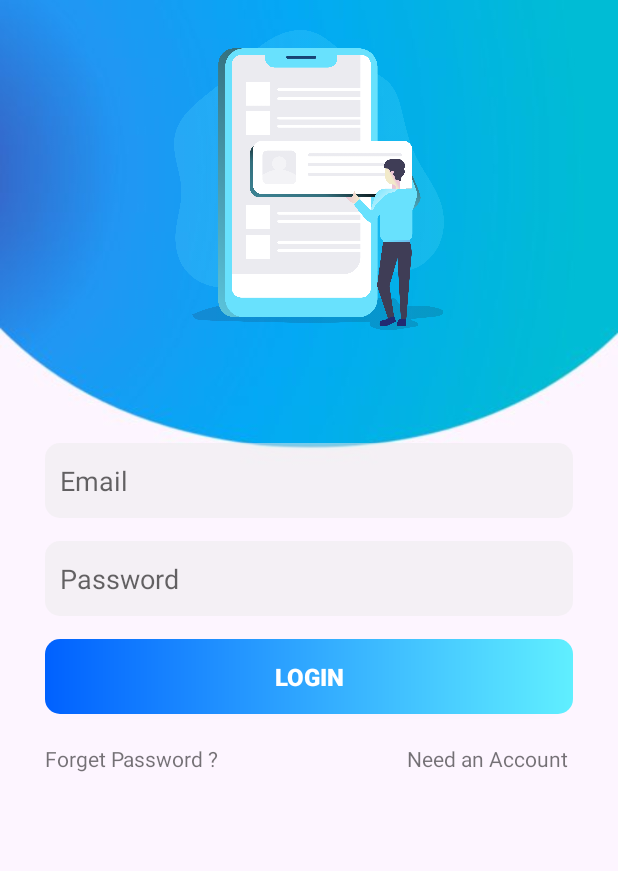
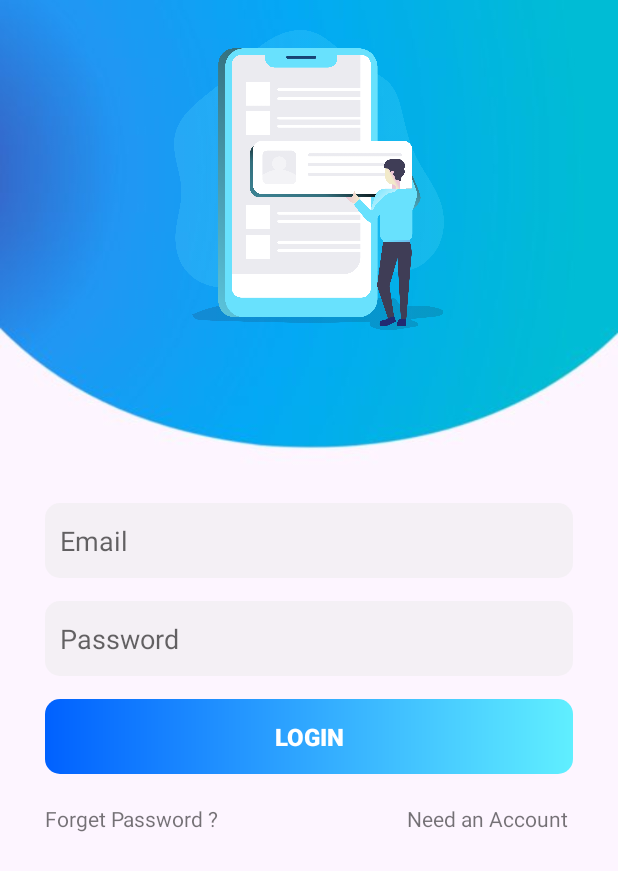
Before and after one commit to samcasmmm/RTOD_v2, an Android app: the Login screen opened directly, with no data from a screen before it, on a phone screen of 412 x 824 dp. Shown: the top 871 px of the screen. Run offline under Robolectric (Android 15) with nearby library versions, the phone set to English and light mode, and no system bars; our stand-ins replace Firebase (no records; nobody signed in at launch, a user with empty details on screens opened directly).

Commit message:
minor changes(update0.4)

```diff
--- a/app/build.gradle
+++ b/app/build.gradle
@@ -101,4 +101,8 @@ dependencies {
     implementation 'com.google.firebase:firebase-ml-vision:24.0.3'
     implementation 'com.google.firebase:firebase-ml-vision-image-label-model:20.0.1'
 
+    // Gif
+    implementation 'pl.droidsonroids.gif:android-gif-drawable:1.2.19'
+    implementation "com.airbnb.android:lottie:3.4.0"
+
 }
--- a/app/src/main/res/layout/activity_login.xml
+++ b/app/src/main/res/layout/activity_login.xml
@@ -21,32 +21,30 @@
         android:layout_height="wrap_content"
         android:layout_below="@+id/loginLogo"
         android:layout_marginStart="30dp"
-        android:layout_marginTop="60dp"
+        android:layout_marginTop="100dp"
         android:layout_marginEnd="30dp"
         android:layout_marginBottom="30dp"
         android:orientation="vertical">
 
         <EditText
+            android:id="@+id/Email"
             android:layout_width="match_parent"
             android:layout_height="50dp"
-            android:id="@+id/Email"
             android:layout_marginTop="15dp"
             android:background="@drawable/edittext_bg"
             android:hint="@string/Email"
             android:maxLines="1"
-            android:padding="10dp"
-            />
+            android:padding="10dp" />
 
         <EditText
+            android:id="@+id/password"
             android:layout_width="match_parent"
             android:layout_height="50dp"
-            android:id="@+id/password"
             android:layout_marginTop="15dp"
             android:background="@drawable/edittext_bg"
             android:hint="@string/Passwd"
             android:maxLines="1"
-            android:padding="10dp"
-            />
+            android:padding="10dp" />
 
         <Button
             android:id="@+id/loginBtn"
@@ -54,17 +52,17 @@
             android:layout_height="50dp"
             android:layout_marginTop="15dp"
             android:layout_marginBottom="10dp"
+            android:background="@drawable/custombtn2"
             android:text="@string/LoginButton"
-            android:background="@drawable/custombtn2"
-            android:textStyle="bold"
+            android:textColor="@color/white"
             android:textSize="16sp"
-            android:textColor="@color/white" />
+            android:textStyle="bold" />
 
         <LinearLayout
             android:id="@+id/util"
-            android:layout_marginTop="10dp"
             android:layout_width="match_parent"
             android:layout_height="wrap_content"
+            android:layout_marginTop="10dp"
             android:orientation="horizontal">
 
             <TextView
--- a/app/src/main/res/layout/activity_register.xml
+++ b/app/src/main/res/layout/activity_register.xml
@@ -19,7 +19,7 @@
         android:layout_height="wrap_content"
         android:layout_below="@+id/signUplogo"
         android:orientation="vertical"
-        android:layout_marginTop="80dp"
+        android:layout_marginTop="100dp"
         android:layout_marginLeft="20dp"
         android:layout_marginRight="20dp"
         >
--- a/app/src/main/res/values/colors.xml
+++ b/app/src/main/res/values/colors.xml
@@ -22,4 +22,5 @@
     <color name="brandiesBlue70">#700061ff</color>
     <color name="electricBlue">#60efff</color>
     <color name="black20">#202020</color>
+    <color name="EerieBlack">#17181B</color>
 </resources>
```
Also changed, not shown: app/src/main/res/layout/activity_decision.xml (+9 -2 lines), app/src/main/res/raw/box1.json (added, +1 -0 lines), app/src/main/res/drawable/boxrotating.gif (added), app/src/main/res/drawable/otating.gif (added), 1 other file.
